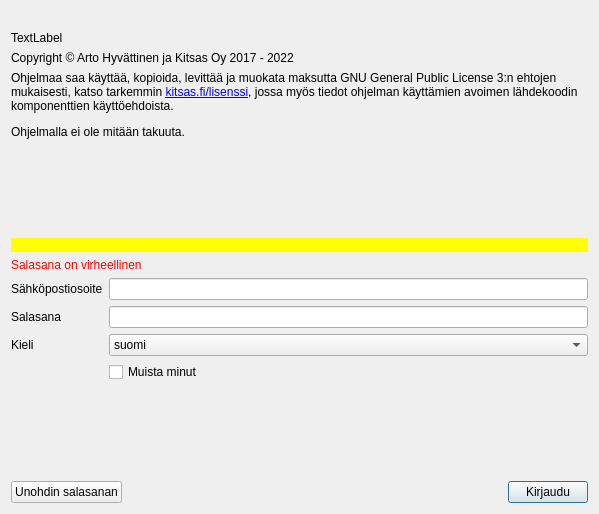
The window that kitsas/aloitussivu/toffeelogin.ui (artoh/kitupiikki) describes before a commit, drawn with Qt 5.
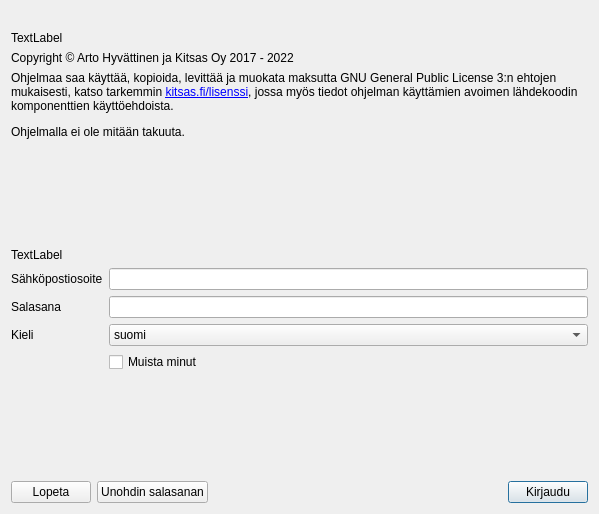
The same window after the commit. Icons and pictures are not drawn.

```diff
--- a/kitsas/aloitussivu/toffeelogin.ui
+++ b/kitsas/aloitussivu/toffeelogin.ui
@@ -69,22 +69,9 @@
     </spacer>
    </item>
    <item>
-    <widget class="QLabel" name="verkkoVirhe">
-     <property name="styleSheet">
-      <string notr="true">background-color: yellow;</string>
-     </property>
+    <widget class="QLabel" name="infoLabel">
      <property name="text">
-      <string/>
-     </property>
-    </widget>
-   </item>
-   <item>
-    <widget class="QLabel" name="salasanaVirhe">
-     <property name="styleSheet">
-      <string notr="true">color: red;</string>
-     </property>
-     <property name="text">
-      <string>Salasana on virheellinen</string>
+      <string>TextLabel</string>
      </property>
     </widget>
    </item>
@@ -176,6 +163,17 @@
    </item>
    <item>
     <layout class="QHBoxLayout" name="horizontalLayout">
+     <item>
+      <widget class="QPushButton" name="lopetaNappi">
+       <property name="text">
+        <string>Lopeta</string>
+       </property>
+       <property name="icon">
+        <iconset resource="../pic/pic.qrc">
+         <normaloff>:/pic/peru.png</normaloff>:/pic/peru.png</iconset>
+       </property>
+      </widget>
+     </item>
      <item>
       <widget class="QPushButton" name="unohdusNappi">
        <property name="text">
```
Left out of the diff: 14 changed lines with no effect on the pictures.
